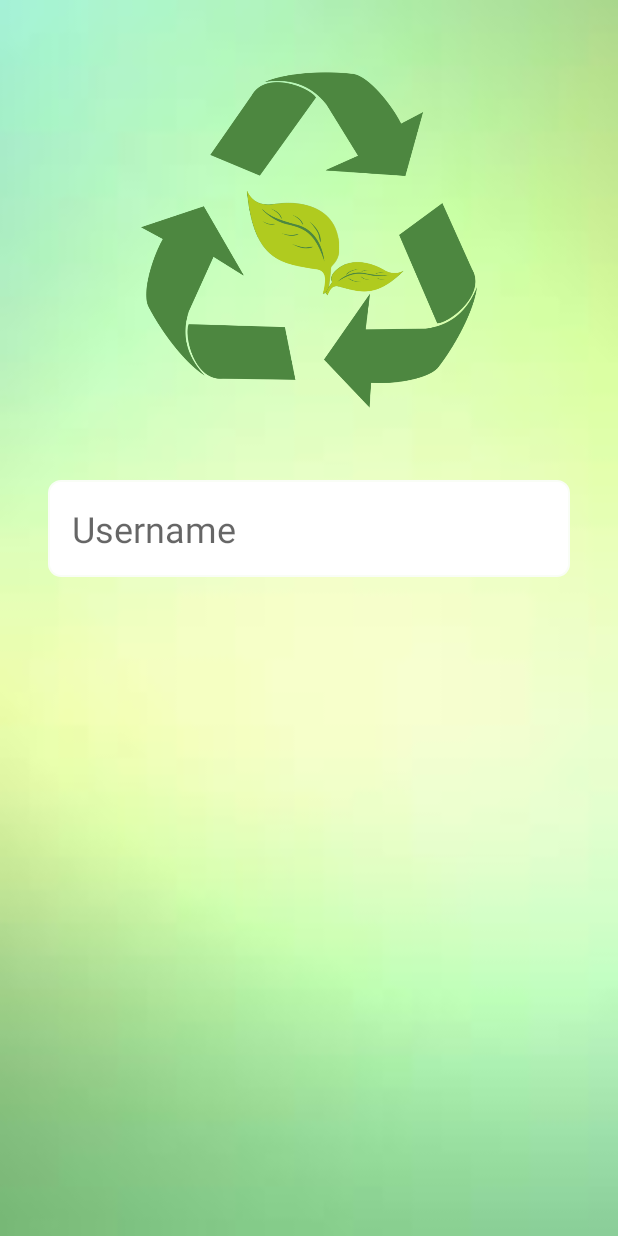
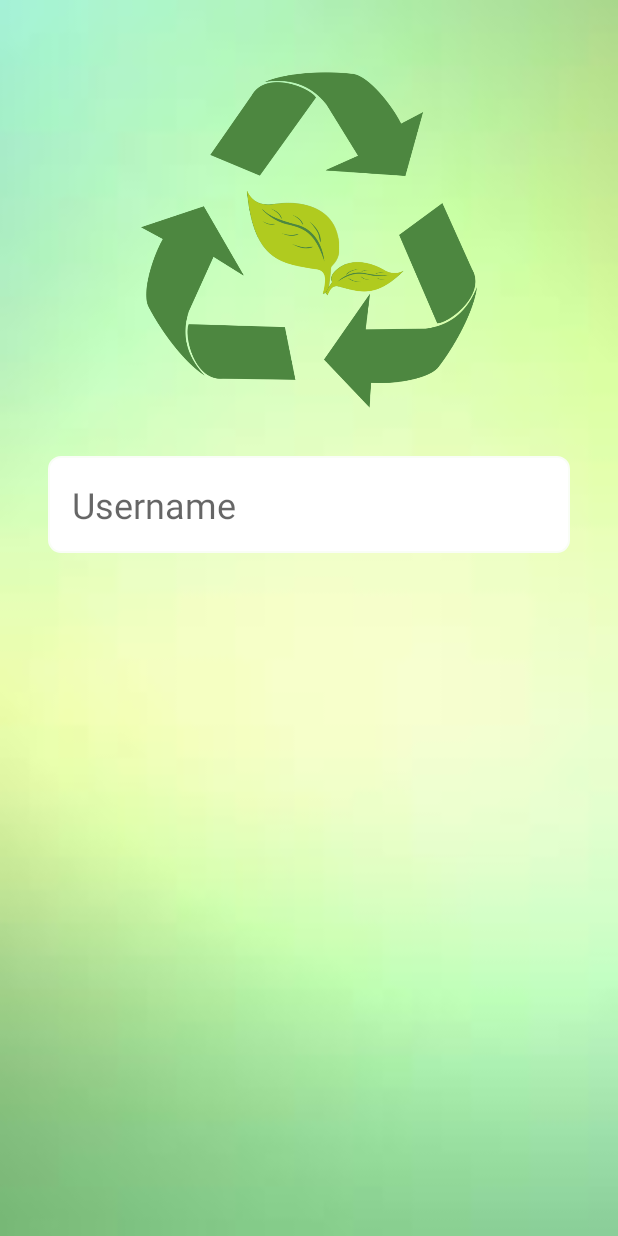
Before and after one commit to Veradux/KirilovContainersTask, an Android app: the layout fragment_login.xml on its own in the app's theme, with its tools: preview values and no code run, on a phone screen of 412 x 824 dp. Run offline under Robolectric (Android 15) with nearby library versions, the phone set to English and light mode, and no system bars.

Commit message:
Change names of dimens properties to match what they are currently used for

```diff
--- a/app/src/main/res/layout/fragment_login.xml
+++ b/app/src/main/res/layout/fragment_login.xml
@@ -13,7 +13,7 @@
             android:id="@+id/iv_login_logo"
             android:layout_width="@dimen/containers_logo_size"
             android:layout_height="@dimen/containers_logo_size"
-            android:layout_marginVertical="@dimen/login_edit_text_margin"
+            android:layout_marginVertical="@dimen/screen_edge_margin"
             android:padding="@dimen/login_edit_text_padding"
             android:src="@drawable/logo"
             app:layout_constraintEnd_toEndOf="parent"
@@ -21,12 +21,12 @@
             app:layout_constraintTop_toTopOf="parent"
             tools:ignore="ContentDescription" />
 
-
         <EditText
             android:id="@+id/et_username"
             android:layout_width="match_parent"
             android:layout_height="wrap_content"
-            android:layout_margin="@dimen/login_edit_text_margin"
+            android:layout_marginHorizontal="@dimen/screen_edge_margin"
+            android:layout_marginVertical="@dimen/button_vertical_margin"
             android:background="@drawable/round_corners_view"
             android:hint="@string/login_et_username_hint"
             android:importantForAutofill="no"
--- a/app/src/main/res/values/dimens.xml
+++ b/app/src/main/res/values/dimens.xml
@@ -1,8 +1,10 @@
 <?xml version="1.0" encoding="utf-8"?>
 <resources>
-    <dimen name="login_edit_text_margin">32dp</dimen>
+    <dimen name="screen_edge_margin">32dp</dimen>
+    <dimen name="round_corners_drawable_radius">8dp</dimen>
+    <dimen name="containers_logo_size">256dp</dimen>
+    <dimen name="button_vertical_margin">16dp</dimen>
+
     <dimen name="login_edit_text_padding">16dp</dimen>
     <dimen name="login_edit_text_size">24sp</dimen>
-    <dimen name="round_corners_drawable_radius">8dp</dimen>
-    <dimen name="containers_logo_size">256dp</dimen>
 </resources>
```
Also changed, not shown: app/src/main/res/layout/fragment_main_menu.xml (+7 -7 lines).
